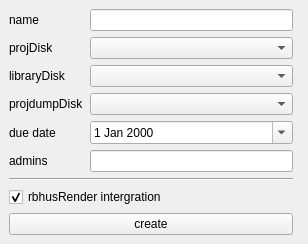
aumanimationstudios/rbhus, file rbhusUI/lib/rbhusPipeProjCreateMod.ui: the form before one commit.
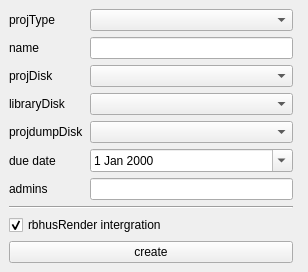
The form after the commit.

The edit to the form file:
```diff
--- a/rbhusUI/lib/rbhusPipeProjCreateMod.ui
+++ b/rbhusUI/lib/rbhusPipeProjCreateMod.ui
@@ -7,7 +7,7 @@
     <x>0</x>
     <y>0</y>
     <width>308</width>
-    <height>207</height>
+    <height>233</height>
    </rect>
   </property>
   <property name="windowTitle">
@@ -15,7 +15,94 @@
   </property>
   <widget class="QWidget" name="centralwidget">
    <layout class="QGridLayout" name="gridLayout">
-    <item row="5" column="0">
+    <item row="1" column="1">
+     <widget class="QLineEdit" name="lineEditName"/>
+    </item>
+    <item row="2" column="1">
+     <widget class="QComboBox" name="comboProj"/>
+    </item>
+    <item row="4" column="0">
+     <widget class="QLabel" name="labelProjdump">
+      <property name="sizePolicy">
+       <sizepolicy hsizetype="Maximum" vsizetype="Preferred">
+        <horstretch>0</horstretch>
+        <verstretch>0</verstretch>
+       </sizepolicy>
+      </property>
+      <property name="whatsThis">
+       <string>directory to store the output data from file. eg : rendered output of lighting files.</string>
+      </property>
+      <property name="text">
+       <string>projdumpDisk</string>
+      </property>
+     </widget>
+    </item>
+    <item row="3" column="0">
+     <widget class="QLabel" name="labelLibrary">
+      <property name="sizePolicy">
+       <sizepolicy hsizetype="Maximum" vsizetype="Preferred">
+        <horstretch>0</horstretch>
+        <verstretch>0</verstretch>
+       </sizepolicy>
+      </property>
+      <property name="text">
+       <string>libraryDisk</string>
+      </property>
+     </widget>
+    </item>
+    <item row="2" column="0">
+     <widget class="QLabel" name="labelProj">
+      <property name="sizePolicy">
+       <sizepolicy hsizetype="Maximum" vsizetype="Preferred">
+        <horstretch>0</horstretch>
+        <verstretch>0</verstretch>
+       </sizepolicy>
+      </property>
+      <property name="text">
+       <string>projDisk</string>
+      </property>
+     </widget>
+    </item>
+    <item row="1" column="0">
+     <widget class="QLabel" name="labelName">
+      <property name="sizePolicy">
+       <sizepolicy hsizetype="Maximum" vsizetype="Preferred">
+        <horstretch>0</horstretch>
+        <verstretch>0</verstretch>
+       </sizepolicy>
+      </property>
+      <property name="text">
+       <string>name</string>
+      </property>
+     </widget>
+    </item>
+    <item row="3" column="1">
+     <widget class="QComboBox" name="comboLibrary"/>
+    </item>
+    <item row="4" column="1">
+     <widget class="QComboBox" name="comboProjdump"/>
+    </item>
+    <item row="9" column="0" colspan="2">
+     <widget class="Line" name="line">
+      <property name="sizePolicy">
+       <sizepolicy hsizetype="MinimumExpanding" vsizetype="Fixed">
+        <horstretch>0</horstretch>
+        <verstretch>0</verstretch>
+       </sizepolicy>
+      </property>
+      <property name="orientation">
+       <enum>Qt::Horizontal</enum>
+      </property>
+     </widget>
+    </item>
+    <item row="7" column="0">
+     <widget class="QLabel" name="labelAdmin">
+      <property name="text">
+       <string>admins</string>
+      </property>
+     </widget>
+    </item>
+    <item row="6" column="0">
      <widget class="QLabel" name="labelDue">
       <property name="sizePolicy">
        <sizepolicy hsizetype="Maximum" vsizetype="Preferred">
@@ -28,7 +115,7 @@
       </property>
      </widget>
     </item>
-    <item row="7" column="0" colspan="2">
+    <item row="8" column="0" colspan="2">
      <spacer name="verticalSpacer">
       <property name="orientation">
        <enum>Qt::Vertical</enum>
@@ -41,107 +128,7 @@
       </property>
      </spacer>
     </item>
-    <item row="0" column="0">
-     <widget class="QLabel" name="labelName">
-      <property name="sizePolicy">
-       <sizepolicy hsizetype="Maximum" vsizetype="Preferred">
-        <horstretch>0</horstretch>
-        <verstretch>0</verstretch>
-       </sizepolicy>
-      </property>
-      <property name="text">
-       <string>name</string>
-      </property>
-     </widget>
-    </item>
-    <item row="0" column="1">
-     <widget class="QLineEdit" name="lineEditName"/>
-    </item>
-    <item row="2" column="0">
-     <widget class="QLabel" name="labelLibrary">
-      <property name="sizePolicy">
-       <sizepolicy hsizetype="Maximum" vsizetype="Preferred">
-        <horstretch>0</horstretch>
-        <verstretch>0</verstretch>
-       </sizepolicy>
-      </property>
-      <property name="text">
-       <string>libraryDisk</string>
-      </property>
-     </widget>
-    </item>
-    <item row="1" column="0">
-     <widget class="QLabel" name="labelProj">
-      <property name="sizePolicy">
-       <sizepolicy hsizetype="Maximum" vsizetype="Preferred">
-        <horstretch>0</horstretch>
-        <verstretch>0</verstretch>
-       </sizepolicy>
-      </property>
-      <property name="text">
-       <string>projDisk</string>
-      </property>
-     </widget>
-    </item>
-    <item row="3" column="0">
-     <widget class="QLabel" name="labelProjdump">
-      <property name="sizePolicy">
-       <sizepolicy hsizetype="Maximum" vsizetype="Preferred">
-        <horstretch>0</horstretch>
-        <verstretch>0</verstretch>
-       </sizepolicy>
-      </property>
-      <property name="whatsThis">
-       <string>directory to store the output data from file. eg : rendered output of lighting files.</string>
-      </property>
-      <property name="text">
-       <string>projdumpDisk</string>
-      </property>
-     </widget>
-    </item>
-    <item row="2" column="1">
-     <widget class="QComboBox" name="comboLibrary"/>
-    </item>
-    <item row="1" column="1">
-     <widget class="QComboBox" name="comboProj"/>
-    </item>
-    <item row="3" column="1">
-     <widget class="QComboBox" name="comboProjdump"/>
-    </item>
-    <item row="8" column="0" colspan="2">
-     <widget class="Line" name="line">
-      <property name="sizePolicy">
-       <sizepolicy hsizetype="MinimumExpanding" vsizetype="Fixed">
-        <horstretch>0</horstretch>
-        <verstretch>0</verstretch>
-       </sizepolicy>
-      </property>
-      <property name="orientation">
-       <enum>Qt::Horizontal</enum>
-      </property>
-     </widget>
-    </item>
-    <item row="5" column="1">
-     <widget class="QDateEdit" name="dateEditDue">
-      <property name="calendarPopup">
-       <bool>true</bool>
-      </property>
-     </widget>
-    </item>
-    <item row="11" column="0" colspan="2">
-     <widget class="QPushButton" name="pushCreate">
-      <property name="sizePolicy">
-       <sizepolicy hsizetype="MinimumExpanding" vsizetype="Fixed">
-        <horstretch>0</horstretch>
-        <verstretch>0</verstretch>
-       </sizepolicy>
-      </property>
-      <property name="text">
-       <string>create</string>
-      </property>
-     </widget>
-    </item>
-    <item row="10" column="0" colspan="3">
+    <item row="11" column="0" colspan="3">
      <widget class="QCheckBox" name="checkBox">
       <property name="text">
        <string>rbhusRender intergration</string>
@@ -151,16 +138,45 @@
       </property>
      </widget>
     </item>
-    <item row="6" column="0">
-     <widget class="QLabel" name="labelAdmin">
-      <property name="text">
-       <string>admins</string>
-      </property>
-     </widget>
-    </item>
     <item row="6" column="1">
+     <widget class="QDateEdit" name="dateEditDue">
+      <property name="calendarPopup">
+       <bool>true</bool>
+      </property>
+     </widget>
+    </item>
+    <item row="12" column="0" colspan="2">
+     <widget class="QPushButton" name="pushCreate">
+      <property name="sizePolicy">
+       <sizepolicy hsizetype="MinimumExpanding" vsizetype="Fixed">
+        <horstretch>0</horstretch>
+        <verstretch>0</verstretch>
+       </sizepolicy>
+      </property>
+      <property name="text">
+       <string>create</string>
+      </property>
+     </widget>
+    </item>
+    <item row="7" column="1">
      <widget class="QLineEdit" name="lineEditAdmins"/>
     </item>
+    <item row="0" column="0">
+     <widget class="QLabel" name="labelProj_2">
+      <property name="sizePolicy">
+       <sizepolicy hsizetype="Maximum" vsizetype="Preferred">
+        <horstretch>0</horstretch>
+        <verstretch>0</verstretch>
+       </sizepolicy>
+      </property>
+      <property name="text">
+       <string>projType</string>
+      </property>
+     </widget>
+    </item>
+    <item row="0" column="1">
+     <widget class="QComboBox" name="comboProjType"/>
+    </item>
    </layout>
   </widget>
  </widget>
```
